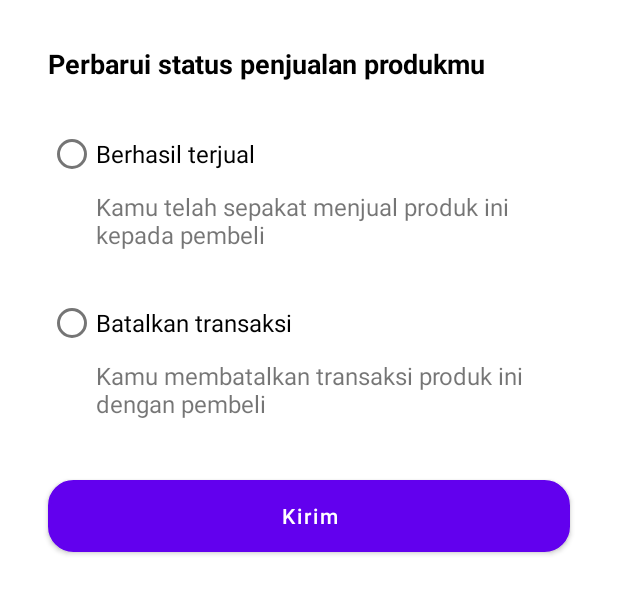
After one commit to Dwisatriapatra/SecondHand, an Android app: the layout status_penjualan_bottom_sheet.xml on its own in the app's theme, with its tools: preview values and no code run, on a phone screen of 412 x 824 dp. The commit adds this screen. Shown: the top 594 px of the screen. Run offline under Robolectric (Android 15) with nearby library versions, the phone set to English and light mode, and no system bars.

Commit message:
Membuat xml bottom sheet perbarui status

```diff
--- /dev/null
+++ b/app/src/main/res/layout/status_penjualan_bottom_sheet.xml
@@ -0,0 +1,74 @@
+<?xml version="1.0" encoding="utf-8"?>
+<RelativeLayout
+    xmlns:android="http://schemas.android.com/apk/res/android"
+    android:layout_width="match_parent"
+    android:layout_height="wrap_content">
+
+    <TextView
+        android:layout_marginEnd="32dp"
+        android:layout_marginStart="32dp"
+        android:id="@+id/txtPerbaruiStatus"
+        android:textSize="18sp"
+        android:textColor="@color/black"
+        android:textStyle="bold"
+        android:text="@string/text_perbarui_status"
+        android:layout_marginTop="30dp"
+        android:layout_width="match_parent"
+        android:layout_height="wrap_content"/>
+
+    <RadioButton
+        android:layout_marginEnd="32dp"
+        android:layout_marginStart="32dp"
+        android:layout_marginTop="24dp"
+        android:textColor="@color/black"
+        android:textSize="16sp"
+        android:id="@+id/txtBerhasilTerjual"
+        android:text="@string/text_berhasil_terjual"
+        android:layout_width="match_parent"
+        android:layout_height="wrap_content"
+        android:layout_below="@+id/txtPerbaruiStatus" />
+    <TextView
+        android:layout_marginEnd="32dp"
+        android:layout_marginStart="64dp"
+        android:id="@+id/txtKetBerhasilTerjual"
+        android:textSize="16sp"
+        android:text="@string/text_ket_berhasil_terjual"
+        android:layout_below="@+id/txtBerhasilTerjual"
+        android:layout_width="match_parent"
+        android:layout_height="wrap_content"/>
+
+    <RadioButton
+        android:layout_marginEnd="32dp"
+        android:layout_marginStart="32dp"
+        android:id="@+id/txtBatalkanTransaksi"
+        android:layout_width="match_parent"
+        android:layout_height="wrap_content"
+        android:layout_below="@+id/txtKetBerhasilTerjual"
+        android:layout_marginTop="24dp"
+        android:text="@string/text_batalkan_transaksi"
+        android:textColor="@color/black"
+        android:textSize="16sp" />
+    <TextView
+        android:layout_marginEnd="32dp"
+        android:layout_marginStart="64dp"
+        android:id="@+id/txtKetBatalkanTransaksi"
+        android:textSize="16sp"
+        android:text="@string/text_ket_batalkan_transaksi"
+        android:layout_below="@+id/txtBatalkanTransaksi"
+        android:layout_width="match_parent"
+        android:layout_height="wrap_content"/>
+
+    <Button
+        android:id="@+id/btnKirim"
+        android:layout_marginBottom="24dp"
+        android:background="@drawable/custom_button_layout"
+        android:text="@string/text_kirim"
+        android:textAllCaps="false"
+        android:layout_marginEnd="32dp"
+        android:layout_marginStart="32dp"
+        android:layout_marginTop="40dp"
+        android:layout_below="@id/txtKetBatalkanTransaksi"
+        android:layout_width="match_parent"
+        android:layout_height="wrap_content"/>
+
+</RelativeLayout>
--- a/app/src/main/res/values/strings.xml
+++ b/app/src/main/res/values/strings.xml
@@ -71,6 +71,13 @@
     <string name="alamat">Alamat</string>
     <string name="nomor_handphone">Nomor handphone</string>
     <string name="simpan">Simpan</string>
+    <string name="text_perbarui_status">Perbarui status penjualan produkmu</string>
+    <string name="text_berhasil_terjual">Berhasil terjual</string>
+    <string name="text_ket_berhasil_terjual">Kamu telah sepakat menjual produk ini kepada pembeli</string>
+    <string name="text_batalkan_transaksi">Batalkan transaksi</string>
+    <string name="text_ket_batalkan_transaksi">Kamu membatalkan transaksi produk ini dengan pembeli</string>
+    <string name="text_kirim">Kirim</string>
+
 
     <!-- TODO: Remove or change this placeholder text -->
 
```
